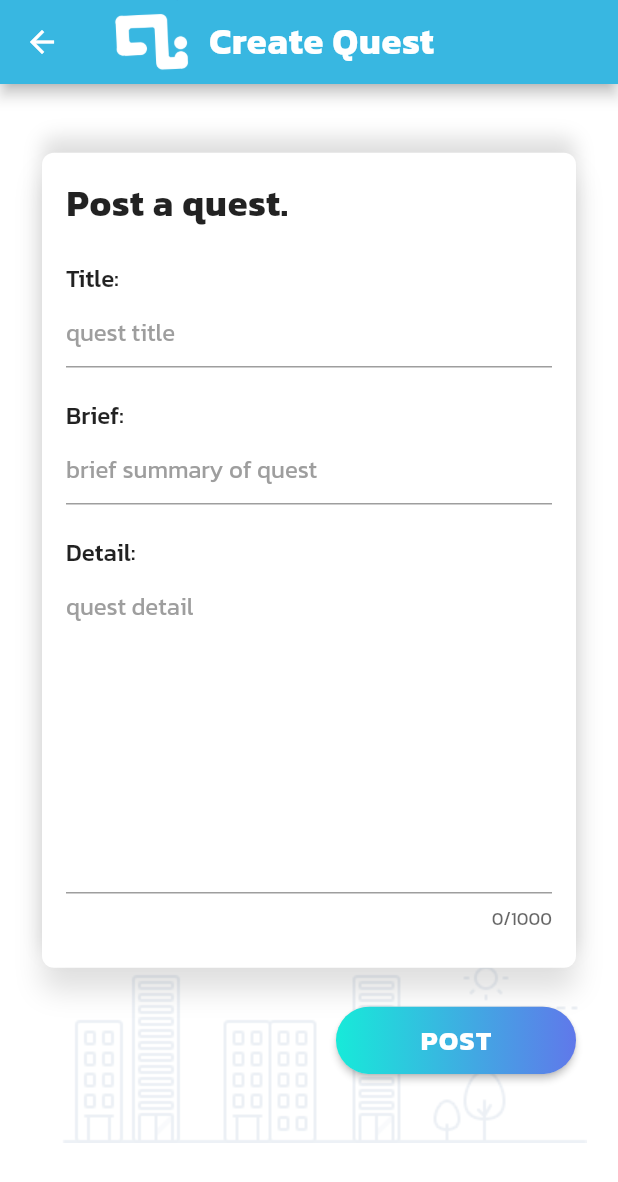
After one commit to 0xm8n/questster, a Flutter app: the CreateQuestPage screen opened by its route, on a phone screen of 412 x 824 dp. The commit adds this screen. Shown: the top 1182 px of the screen. Run offline on Flutter 3.47's test engine with Material 2 defaults, Android fonts, the phone set to English and light mode, and no system bars; our stand-ins replace flutter_screenutil; missing offline and left inert: dart:ffi.

Commit message:
add create quest page

```diff
--- a/lib/main.dart
+++ b/lib/main.dart
@@ -6,6 +6,7 @@ import 'ui/user/signup.dart';
 import 'ui/quest/quest_detail.dart';
 import 'ui/quest/quest_list.dart';
 import 'ui/home/home.dart';
+import 'ui/quest/create_quest.dart';
 
 void main() => runApp(MyApp());
 
@@ -29,6 +30,7 @@ class _MyAppState extends State<MyApp> {
         '/signup': (context) => SignupPage(),
         '/questlist': (context) => QuestListPage(),
         '/questdetail': (context) => QuestDetailPage(),
+        '/questcreate': (context) => CreateQuestPage(),
       },
     );
   }
--- a/lib/ui/quest/create_quest.dart
+++ b/lib/ui/quest/create_quest.dart
@@ -0,0 +1,75 @@
+import 'package:flutter/material.dart';
+import 'package:flutter_screenutil/flutter_screenutil.dart';
+import 'widgets/create_form.dart';
+import '../widgets/menu.dart';
+import '../widgets/app_bar.dart';
+import '../widgets/pri_button.dart';
+
+class CreateQuestPage extends StatelessWidget {
+
+  @override
+  Widget build(BuildContext context) {
+    ScreenUtil.instance = ScreenUtil.getInstance()..init(context);
+    ScreenUtil.instance = ScreenUtil(width: 720, height: 1280, allowFontScaling: true);
+
+    return Scaffold(
+      backgroundColor: Colors.white,
+      resizeToAvoidBottomPadding: true,
+      appBar: AppBar(
+        iconTheme: new IconThemeData(color: Colors.white),
+        title: MainAppBar(title: "Create Quest"),
+      ),
+      body: Stack(
+        fit: StackFit.expand,
+        children: <Widget>[
+          Column(
+            crossAxisAlignment: CrossAxisAlignment.end,
+            children: <Widget>[
+              Expanded(
+                child: Container(
+                  height: ScreenUtil.getInstance().setHeight(100),
+                ),
+              ),
+              Expanded(
+                child: Container(),
+              ),
+              Expanded(
+                child: Image.asset("assets/image_02.png"),
+              ),
+            ],
+          ),
+          SingleChildScrollView(
+            child: Padding(
+              padding: EdgeInsets.only(left: 28.0, right: 28.0, top: 20.0),
+              child: Column(
+                children: <Widget>[
+                  SizedBox(height: ScreenUtil.getInstance().setHeight(40),),
+                  CreateQuestForm(),
+                  SizedBox(height: ScreenUtil.getInstance().setHeight(40),),
+                  Container(
+                    alignment: Alignment.centerRight,
+                    height: ScreenUtil.getInstance().setHeight(70),
+                    child: RaisedButton(
+                      onPressed: () => Navigator.pushNamed(context, '/questlist'),
+                      shape: RoundedRectangleBorder(
+                        borderRadius: BorderRadius.circular(30.0),
+                      ),
+                      padding: EdgeInsets.all(0.0),
+                      child: PriButton(
+                        text: 'POST',
+                        size: 160,
+                      ),
+                    ),
+                  ),
+                  SizedBox(
+                    height: ScreenUtil.getInstance().setHeight(40),
+                  ),
+                ],
+              ),
+            ),
+          )
+        ],
+      ),
+    );
+  }
+}
--- a/lib/ui/quest/quest_list.dart
+++ b/lib/ui/quest/quest_list.dart
@@ -8,12 +8,21 @@ class QuestListPage extends StatelessWidget {
   @override
   Widget build(BuildContext context) {
     ScreenUtil.instance = ScreenUtil.getInstance()..init(context);
-    ScreenUtil.instance = ScreenUtil(width: 720, height: 1280, allowFontScaling: true);
+    ScreenUtil.instance =
+        ScreenUtil(width: 720, height: 1280, allowFontScaling: true);
 
     return Scaffold(
       appBar: AppBar(
         iconTheme: new IconThemeData(color: Colors.white),
         title: MainAppBar(title: "Quest List"),
+        actions: [
+          IconButton(
+            icon: Icon(Icons.add_circle),
+            iconSize: 46,
+            onPressed: () {Navigator.pushNamed(context, '/questcreate');},
+            padding: EdgeInsets.only(right: 20),
+          ),
+        ],
       ),
       drawer: MenuDrawer(),
       body: QuestList(),
@@ -25,7 +34,7 @@ class QuestList extends StatelessWidget {
   @override
   Widget build(BuildContext context) {
     return ListView(
-      padding: EdgeInsets.only(top: 10, bottom: 20.0),
+      padding: EdgeInsets.only(top:5, bottom: 20.0),
       children: List.generate(
         20,
         (index) => new QuestListItemCard(
@@ -49,7 +58,7 @@ class QuestListItemCard extends StatelessWidget {
   @override
   Widget build(BuildContext context) {
     return Padding(
-      padding: EdgeInsets.only(bottom: 5.0, left: 10.0, right: 10.0),
+      padding: EdgeInsets.only(bottom: 5.0, left: 5.0, right: 5.0),
       child: Container(
         width: double.infinity,
         padding: EdgeInsets.only(bottom: 5),
@@ -112,12 +121,16 @@ class QuestListItemCard extends StatelessWidget {
                     alignment: Alignment.centerRight,
                     height: ScreenUtil.getInstance().setHeight(70),
                     child: RaisedButton(
-                        onPressed: () {Navigator.pushNamed(context, '/questdetail');},
+                        onPressed: () {
+                          Navigator.pushNamed(context, '/questdetail');
+                        },
                         shape: RoundedRectangleBorder(
                             borderRadius: BorderRadius.circular(30.0)),
                         padding: EdgeInsets.all(0.0),
-                        child: PriButton(text: 'MORE', size: 100,)
-                    ),
+                        child: PriButton(
+                          text: 'MORE',
+                          size: 100,
+                        )),
                   ),
                 ],
               ),
--- /dev/null
+++ b/lib/ui/quest/widgets/create_form.dart
@@ -0,0 +1,86 @@
+import 'package:flutter/material.dart';
+import 'package:flutter_screenutil/flutter_screenutil.dart';
+
+class CreateQuestForm extends StatelessWidget {
+  @override
+  Widget build(BuildContext context) {
+    return Container(
+      width: double.infinity,
+//      height: ScreenUtil.getInstance().setHeight(500),
+      padding: EdgeInsets.only(bottom: 1),
+      decoration: BoxDecoration(
+          color: Colors.white,
+          borderRadius: BorderRadius.circular(8.0),
+          boxShadow: [
+            BoxShadow(
+                color: Colors.black12,
+                offset: Offset(0.0, 15.0),
+                blurRadius: 15.0),
+            BoxShadow(
+                color: Colors.black12,
+                offset: Offset(0.0, -10.0),
+                blurRadius: 10.0),
+          ]),
+      child: Padding(
+        padding: EdgeInsets.only(left: 16.0, right: 16.0, top: 16.0),
+        child: Column(
+          crossAxisAlignment: CrossAxisAlignment.start,
+          children: <Widget>[
+            Text("Post a quest.",
+                style: TextStyle(
+                    fontSize: 24,
+                    fontFamily: "Kanit-Bold",
+                    letterSpacing: .6)),
+            SizedBox(
+              height: ScreenUtil.getInstance().setHeight(30),
+            ),
+            Text("Title:",
+              style: TextStyle(
+                fontFamily: "Kanit-Medium",
+                fontSize: 16,
+              ),
+            ),
+            TextField(
+              decoration: InputDecoration(
+                  hintText: "quest title",
+                  hintStyle: TextStyle(color: Colors.grey)),
+            ),
+            SizedBox(
+              height: ScreenUtil.getInstance().setHeight(30),
+            ),
+            Text("Brief:",
+              style: TextStyle(
+                fontFamily: "Kanit-Medium",
+                fontSize: 16,
+              ),
+            ),
+            TextField(
+              decoration: InputDecoration(
+                  hintText: "brief summary of quest",
+                  hintStyle: TextStyle(color: Colors.grey)),
+            ),
+            SizedBox(
+              height: ScreenUtil.getInstance().setHeight(30),
+            ),
+            Text("Detail:",
+              style: TextStyle(
+                fontFamily: "Kanit-Medium",
+                fontSize: 16,
+              ),
+            ),
+            TextField(
+              maxLines: 8,
+              maxLength: 1000,
+              decoration: InputDecoration(
+                  hintText: "quest detail",
+                  hintStyle: TextStyle(color: Colors.grey)),
+            ),
+            SizedBox(
+              height: ScreenUtil.getInstance().setHeight(35),
+            ),
+          ],
+        ),
+      ),
+    );
+  }
+}
```
